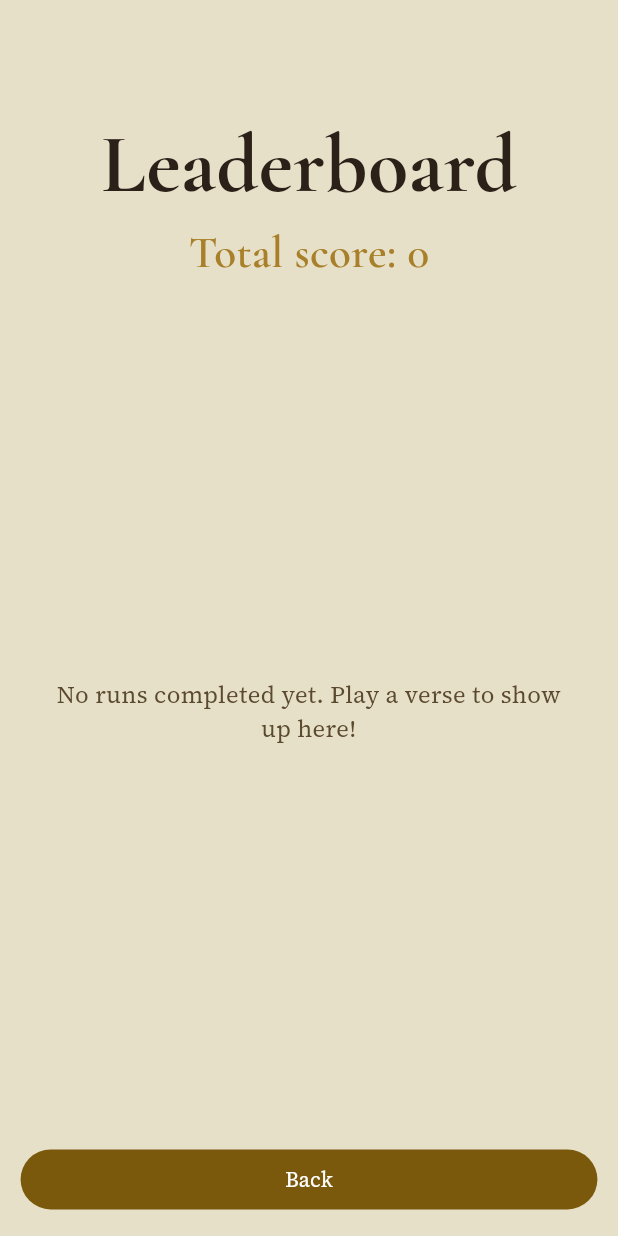
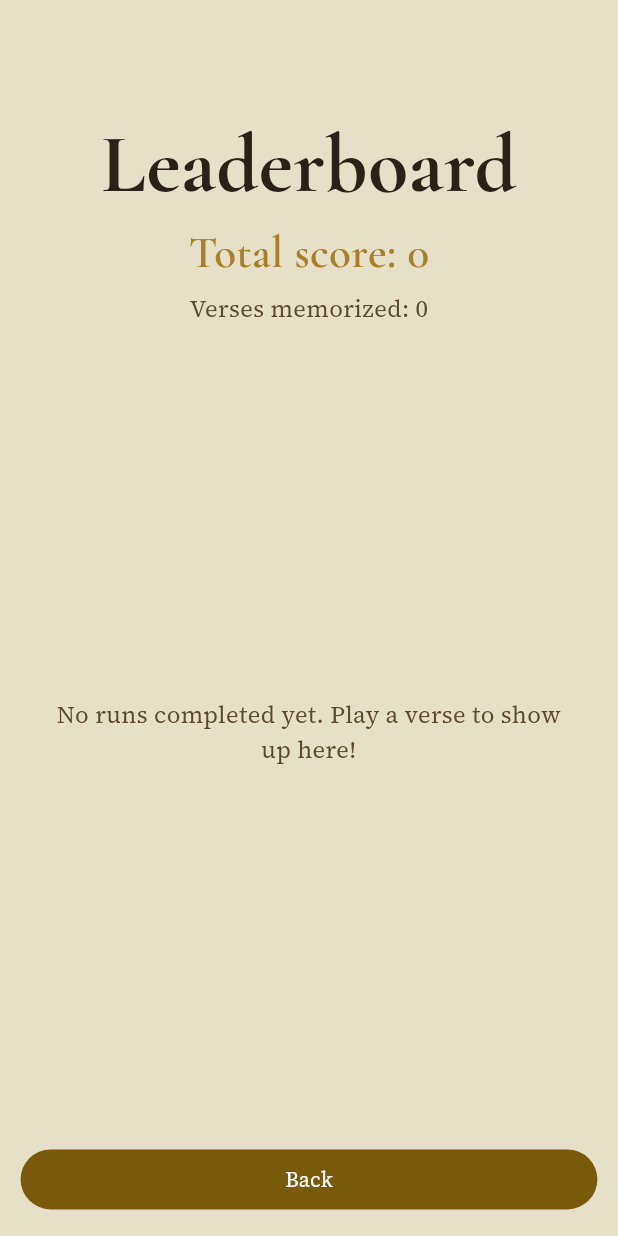
Before and after one commit to Paradoxianer/flying_words, a Flutter app: the LocalLeaderboardScreen screen opened by its route, on a phone screen of 412 x 824 dp. Run offline on Flutter 3.47's test engine with Material 3 defaults, Android fonts, the phone set to English and light mode, and no system bars; our stand-ins replace audioplayers, firebase_core, firebase_crashlytics, go_router, google_mobile_ads, in_app_purchase and 2 more; missing offline and left inert: games_services; accounts and stored records are empty; generated files the repository leaves out were written again.

Commit message:
Prepare three online leaderboards for Play Games/Game Center (#14)
Ready but dormant, same pattern as ads/UMP in #18 - GamesServicesController
stays uncommented in main.dart until real leaderboard IDs exist.

- PlayerProgress gains bestSingleRunScore (highest single run, not the
  sum) and memorizedVerseCount() (verses with all 3 stars on Seal II -
  the "learned by heart" bar decided on in the #14 discussion).
- GamesServicesController.submitLeaderboardScore() now takes a
  LeaderboardCategory instead of only ever submitting to one hardcoded
  board; submitAllLeaderboardScores() submits all three after a win.
- lib/src/games_services/leaderboard_ids.dart centralizes the six
  placeholder IDs (3 categories x Android/iOS), mirroring ProviderInfo.
- The local Stufe-1 leaderboard also surfaces the memorized-verse count
  now, so both stages show the same three categories.

```diff
--- a/lib/l10n/app_de.arb
+++ b/lib/l10n/app_de.arb
@@ -13,6 +13,12 @@
     }
   },
   "leaderboardEmpty": "Noch keine Läufe abgeschlossen. Spiele einen Vers, um hier aufzutauchen!",
+  "leaderboardMemorizedVerses": "Auswendig gelernte Verse: {count}",
+  "@leaderboardMemorizedVerses": {
+    "placeholders": {
+      "count": {"type": "int"}
+    }
+  },
   "settings": "Einstellungen",
   "musicAttribution": "Musik von Mr Smith (CC BY 4.0)",
 
--- a/lib/l10n/app_en.arb
+++ b/lib/l10n/app_en.arb
@@ -13,6 +13,12 @@
     }
   },
   "leaderboardEmpty": "No runs completed yet. Play a verse to show up here!",
+  "leaderboardMemorizedVerses": "Verses memorized: {count}",
+  "@leaderboardMemorizedVerses": {
+    "placeholders": {
+      "count": {"type": "int"}
+    }
+  },
   "settings": "Settings",
   "musicAttribution": "Music by Mr Smith (CC BY 4.0)",
 
--- /dev/null
+++ b/lib/src/games_services/leaderboard_ids.dart
@@ -0,0 +1,37 @@
+// Copyright 2022, the Flutter project authors. Please see the AUTHORS file
+// for details. All rights reserved. Use of this source code is governed by a
+// BSD-style license that can be found in the LICENSE file.
+
+/// The three device-independent leaderboards decided on in #14 ("Stufe 2"):
+/// total score, best single run (on any one verse/seal), and how many
+/// verses are mastered "by heart" (all 3 stars on Seal II).
+///
+/// A fourth category was deliberately left out for now - easy to add later
+/// as another [LeaderboardCategory] value without touching the others.
+enum LeaderboardCategory { totalScore, bestSingleRun, versesMemorized }
+
+/// Play Games/Game Center leaderboard IDs, one place to fill in once you've
+/// created them in Play Console and App Store Connect (see the #14 issue
+/// for the step-by-step setup guide) - like [ProviderInfo] does for the
+/// legal screens (#18).
+class LeaderboardIds {
+  static const _ids = <LeaderboardCategory, (String android, String ios)>{
+    LeaderboardCategory.totalScore: (
+      '[PLATZHALTER: Android-Leaderboard-ID für Gesamtpunktzahl]',
+      '[PLATZHALTER: iOS-Leaderboard-ID für Gesamtpunktzahl]',
+    ),
+    LeaderboardCategory.bestSingleRun: (
+      '[PLATZHALTER: Android-Leaderboard-ID für besten Einzellauf]',
+      '[PLATZHALTER: iOS-Leaderboard-ID für besten Einzellauf]',
+    ),
+    LeaderboardCategory.versesMemorized: (
+      '[PLATZHALTER: Android-Leaderboard-ID für auswendig gelernte Verse]',
+      '[PLATZHALTER: iOS-Leaderboard-ID für auswendig gelernte Verse]',
+    ),
+  };
+
+  static String android(LeaderboardCategory category) =>
+      _ids[category]!.$1;
+
+  static String ios(LeaderboardCategory category) => _ids[category]!.$2;
+}
--- a/lib/src/leaderboard/local_leaderboard_screen.dart
+++ b/lib/src/leaderboard/local_leaderboard_screen.dart
@@ -40,8 +40,9 @@ class LocalLeaderboardScreen extends StatelessWidget {
     final playerProgress = context.watch<PlayerProgress>();
     final customVerses = context.watch<CustomVersesController>();
 
+    final allLessons = [...gameLevels, ...customVerses.verses];
     final runs = <_Run>[];
-    for (final lesson in [...gameLevels, ...customVerses.verses]) {
+    for (final lesson in allLessons) {
       final verseProgress =
           playerProgress.progressForVerse(verseProgressKey(lesson));
       for (final difficulty in Difficulty.values) {
@@ -52,6 +53,8 @@ class LocalLeaderboardScreen extends StatelessWidget {
       }
     }
     runs.sort((a, b) => b.score.score.compareTo(a.score.score));
+    final memorizedCount = playerProgress
+        .memorizedVerseCount(allLessons.map(verseProgressKey).toList());
 
     return Scaffold(
       backgroundColor: palette.backgroundSettings,
@@ -70,6 +73,12 @@ class LocalLeaderboardScreen extends StatelessWidget {
               l10n.leaderboardTotalScore(playerProgress.playerScore),
               textAlign: TextAlign.center,
               style: ScriptoriumText.heading.copyWith(color: palette.gold),
+            ),
+            const SizedBox(height: 4),
+            Text(
+              l10n.leaderboardMemorizedVerses(memorizedCount),
+              textAlign: TextAlign.center,
+              style: ScriptoriumText.body.copyWith(color: palette.inkFaded),
             ),
             const SizedBox(height: 24),
             Expanded(
--- a/lib/src/player_progress/player_progress.dart
+++ b/lib/src/player_progress/player_progress.dart
@@ -212,6 +212,27 @@ class PlayerProgress extends ChangeNotifier {
   bool verseUnlocked(List<String> orderedVerses, int index) =>
       index < unlockedVerseCount(orderedVerses);
 
+  /// The single highest score across every verse and difficulty - unlike
+  /// [playerScore], which is the sum of all of them. Feeds the "best single
+  /// run" leaderboard (#14).
+  int get bestSingleRunScore {
+    var best = 0;
+    for (final verseProgress in _progress.values) {
+      for (final score in verseProgress.values) {
+        if (score.score > best) best = score.score;
+      }
+    }
+    return best;
+  }
+
+  /// How many of [verseKeys] are mastered with all 3 stars on Seal II - the
+  /// bar decided on for "learned by heart" in #14's leaderboard discussion.
+  /// Reaching Seal III doesn't automatically count: it only requires 2
+  /// stars on Seal II to unlock, not 3.
+  int memorizedVerseCount(List<String> verseKeys) => verseKeys
+      .where((key) => progressForVerse(key).stars(Difficulty.normal) == 3)
+      .length;
+
   int _calculateTotalScore() {
     int total = 0;
     for (final verseProgress in _progress.values) {
```
Also changed, not shown: lib/src/games_services/games_services.dart (+31 -18 lines), lib/src/play_session/play_session_screen.dart (+13 -2 lines), 2 other files.
